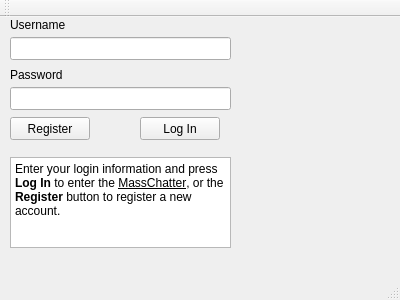
Qt form MassChatter/mainwindow.ui (olekstyber/MassChatter) before a commit.
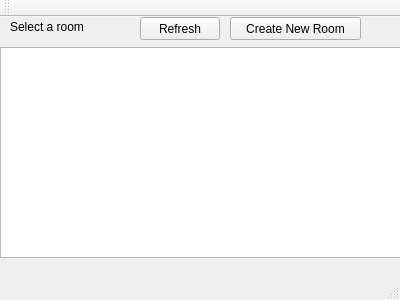
The same form after that commit. The open tabs and pages were chosen to show the change.

Commit message: Created a framework for room functionality. Still has a lot of bugs. Need to create a new thread function whose only function is to block until a message is recieved.

```diff
--- a/MassChatter/mainwindow.ui
+++ b/MassChatter/mainwindow.ui
@@ -117,6 +117,95 @@
       </property>
      </widget>
     </widget>
+    <widget class="QWidget" name="roomSelectPage">
+     <widget class="QListWidget" name="roomList">
+      <property name="geometry">
+       <rect>
+        <x>0</x>
+        <y>30</y>
+        <width>401</width>
+        <height>211</height>
+       </rect>
+      </property>
+     </widget>
+     <widget class="QLabel" name="selectRoomLabel">
+      <property name="geometry">
+       <rect>
+        <x>10</x>
+        <y>0</y>
+        <width>91</width>
+        <height>20</height>
+       </rect>
+      </property>
+      <property name="text">
+       <string>Select a room</string>
+      </property>
+     </widget>
+     <widget class="QPushButton" name="createNewRoomButton">
+      <property name="geometry">
+       <rect>
+        <x>230</x>
+        <y>0</y>
+        <width>131</width>
+        <height>23</height>
+       </rect>
+      </property>
+      <property name="text">
+       <string>Create New Room</string>
+      </property>
+     </widget>
+     <widget class="QPushButton" name="refreshRoomsButton">
+      <property name="geometry">
+       <rect>
+        <x>140</x>
+        <y>0</y>
+        <width>80</width>
+        <height>23</height>
+       </rect>
+      </property>
+      <property name="text">
+       <string>Refresh</string>
+      </property>
+     </widget>
+    </widget>
+    <widget class="QWidget" name="createNewRoomPage">
+     <widget class="QLineEdit" name="newRoomNameInput">
+      <property name="geometry">
+       <rect>
+        <x>130</x>
+        <y>70</y>
+        <width>113</width>
+        <height>23</height>
+       </rect>
+      </property>
+     </widget>
+     <widget class="QLabel" name="newRoomNameLabel">
+      <property name="geometry">
+       <rect>
+        <x>130</x>
+        <y>40</y>
+        <width>141</width>
+        <height>16</height>
+       </rect>
+      </property>
+      <property name="text">
+       <string>New Room Name</string>
+      </property>
+     </widget>
+     <widget class="QPushButton" name="createRoomButton">
+      <property name="geometry">
+       <rect>
+        <x>130</x>
+        <y>110</y>
+        <width>121</width>
+        <height>23</height>
+       </rect>
+      </property>
+      <property name="text">
+       <string>Create Room</string>
+      </property>
+     </widget>
+    </widget>
     <widget class="QWidget" name="chatPage">
      <widget class="QPlainTextEdit" name="userTextInput">
       <property name="geometry">
```
Left out of the diff: 2 changed lines with no effect on the pictures. The commit also changes 53 other files.
